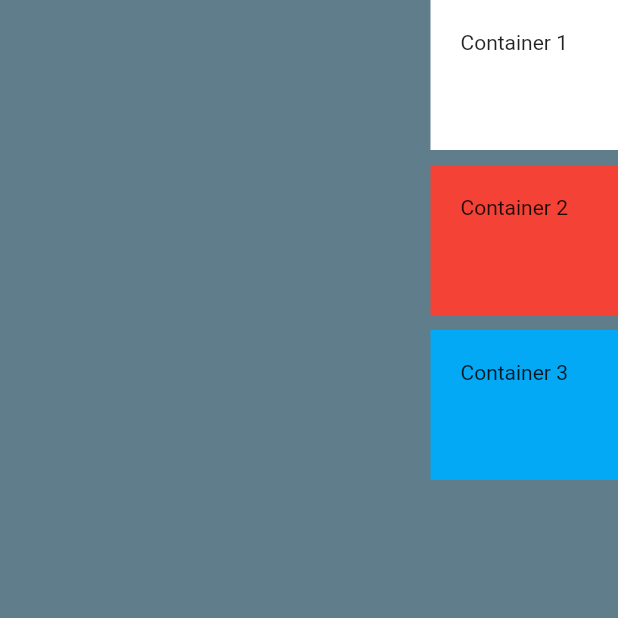
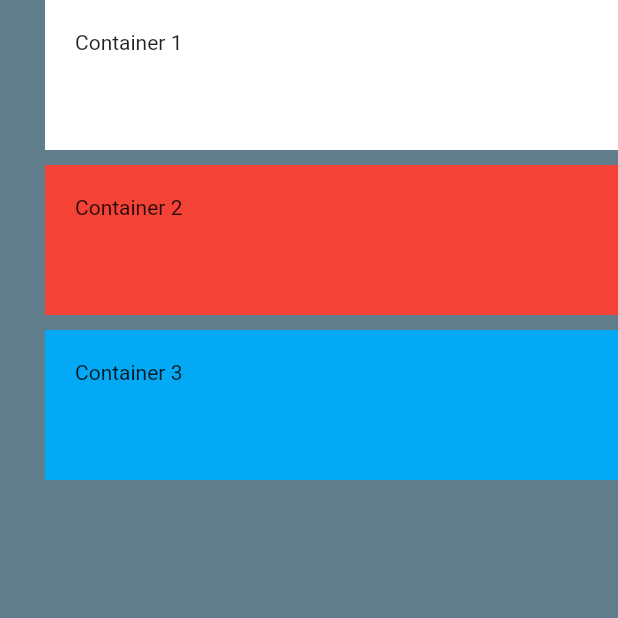
Before and after one commit to ayushnigam95/micard, a Flutter app: the screen it shows after launch, on a phone screen of 412 x 824 dp, the top half of it. Run offline on Flutter 3.47's test engine with Material 2 defaults, Android fonts, the phone set to English and light mode, and no system bars.

Commit message:
add stretch and sized box

```diff
--- a/lib/main.dart
+++ b/lib/main.dart
@@ -17,7 +17,7 @@ class MyApp extends StatelessWidget {
 //      Region and is not hindered by notch or navigation
         body: SafeArea(
           child: Column(
-            crossAxisAlignment: CrossAxisAlignment.end,
+            crossAxisAlignment: CrossAxisAlignment.stretch,
             children: <Widget>[
               Container(
                 color: Colors.white,
@@ -49,13 +49,6 @@ class MyApp extends StatelessWidget {
                 padding: EdgeInsets.all(20),
                 child: Text("Container 3"),
               ),
-//_______________________________________________________________________
-//             ADD NEW CONTAINER WITH WIDTH EQUALS INFINITY TO SEE
-//            EFFECT SAME AS ALIGN RIGHT
-//_______________________________________________________________________
-              Container(
-                width: double.infinity,
-              ),
             ],
           ),
         ),
```
